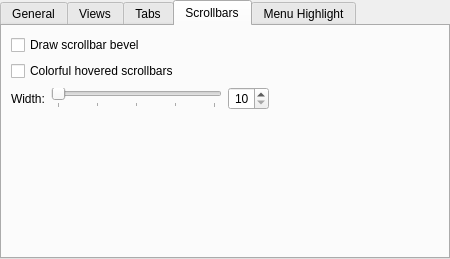
The window that kstyles/oxygen/config/ui/oxygenstyleconfig.ui (mgottschlag/kwin-tiling) describes before a commit, drawn with Qt 5.
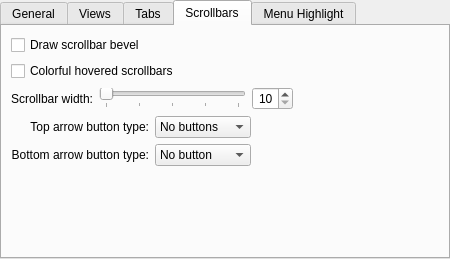
The same window after the commit. The open tabs and pages were chosen to show the change. Custom widgets are drawn as their Qt base class.

Commit message: Added configuration of scrollbar arrows to oxygen-settings.

```diff
--- a/kstyles/oxygen/config/ui/oxygenstyleconfig.ui
+++ b/kstyles/oxygen/config/ui/oxygenstyleconfig.ui
@@ -336,18 +336,37 @@
       <attribute name="title">
        <string>Scrollbars</string>
       </attribute>
-      <layout class="QGridLayout" name="gridLayout_4">
-       <item row="3" column="0">
+      <layout class="QVBoxLayout" name="verticalLayout_2">
+       <item>
+        <widget class="QCheckBox" name="_scrollBarBevel">
+         <property name="text">
+          <string>Draw scrollbar bevel</string>
+         </property>
+        </widget>
+       </item>
+       <item>
+        <widget class="QCheckBox" name="_scrollBarColored">
+         <property name="text">
+          <string>Colorful hovered scrollbars</string>
+         </property>
+        </widget>
+       </item>
+       <item>
+        <layout class="QHBoxLayout" name="horizontalLayout_3">
+         <item>
         <widget class="QLabel" name="label">
          <property name="text">
-          <string>Width:</string>
+            <string>Scrollbar width:</string>
+           </property>
+           <property name="alignment">
+            <set>Qt::AlignRight|Qt::AlignTrailing|Qt::AlignVCenter</set>
          </property>
          <property name="buddy">
           <cstring>_scrollBarWidthSlider</cstring>
          </property>
         </widget>
        </item>
-       <item row="3" column="1">
+         <item>
         <widget class="QSlider" name="_scrollBarWidthSlider">
          <property name="minimum">
           <number>10</number>
@@ -369,7 +388,7 @@
          </property>
         </widget>
        </item>
-       <item row="3" column="2">
+         <item>
         <widget class="KIntSpinBox" name="_scrollBarWidth">
          <property name="alignment">
           <set>Qt::AlignRight|Qt::AlignTrailing|Qt::AlignVCenter</set>
@@ -382,7 +401,97 @@
          </property>
         </widget>
        </item>
-       <item row="4" column="1">
+         <item>
+          <spacer name="horizontalSpacer_2">
+           <property name="orientation">
+            <enum>Qt::Horizontal</enum>
+           </property>
+           <property name="sizeHint" stdset="0">
+            <size>
+             <width>40</width>
+             <height>20</height>
+            </size>
+           </property>
+          </spacer>
+         </item>
+        </layout>
+       </item>
+       <item>
+        <layout class="QGridLayout" name="gridLayout_4">
+         <item row="0" column="0">
+          <widget class="QLabel" name="label_5">
+           <property name="text">
+            <string>Top arrow button type:</string>
+           </property>
+           <property name="alignment">
+            <set>Qt::AlignRight|Qt::AlignTrailing|Qt::AlignVCenter</set>
+           </property>
+          </widget>
+         </item>
+         <item row="1" column="0">
+          <widget class="QLabel" name="label_6">
+           <property name="text">
+            <string>Bottom arrow button type:</string>
+           </property>
+           <property name="alignment">
+            <set>Qt::AlignRight|Qt::AlignTrailing|Qt::AlignVCenter</set>
+           </property>
+          </widget>
+         </item>
+         <item row="0" column="1">
+          <widget class="KComboBox" name="_scrollBarSubLineButtons">
+           <item>
+            <property name="text">
+             <string>No buttons</string>
+            </property>
+           </item>
+           <item>
+            <property name="text">
+             <string>One button</string>
+            </property>
+           </item>
+           <item>
+            <property name="text">
+             <string>Two buttons</string>
+            </property>
+           </item>
+          </widget>
+         </item>
+         <item row="0" column="2">
+          <spacer name="horizontalSpacer">
+           <property name="orientation">
+            <enum>Qt::Horizontal</enum>
+           </property>
+           <property name="sizeHint" stdset="0">
+            <size>
+             <width>40</width>
+             <height>20</height>
+            </size>
+           </property>
+          </spacer>
+         </item>
+         <item row="1" column="1">
+          <widget class="KComboBox" name="_scrollBarAddLineButtons">
+           <item>
+            <property name="text">
+             <string>No button</string>
+            </property>
+           </item>
+           <item>
+            <property name="text">
+             <string>One button</string>
+            </property>
+           </item>
+           <item>
+            <property name="text">
+             <string>Two buttons</string>
+            </property>
+           </item>
+          </widget>
+         </item>
+        </layout>
+       </item>
+       <item>
         <spacer name="verticalSpacer">
          <property name="orientation">
           <enum>Qt::Vertical</enum>
@@ -395,33 +504,6 @@
          </property>
         </spacer>
        </item>
-       <item row="1" column="0" colspan="3">
-        <widget class="QCheckBox" name="_scrollBarBevel">
-         <property name="text">
-          <string>Draw scrollbar bevel</string>
-         </property>
-        </widget>
-       </item>
-       <item row="2" column="0" colspan="3">
-        <widget class="QCheckBox" name="_scrollBarColored">
-         <property name="text">
-          <string>Colorful hovered scrollbars</string>
-         </property>
-        </widget>
-       </item>
-       <item row="3" column="3">
-        <spacer name="horizontalSpacer_2">
-         <property name="orientation">
-          <enum>Qt::Horizontal</enum>
-         </property>
-         <property name="sizeHint" stdset="0">
-          <size>
-           <width>40</width>
-           <height>20</height>
-          </size>
-         </property>
-        </spacer>
-       </item>
       </layout>
      </widget>
      <widget class="QWidget" name="tab_5">
```
Lines whose indentation alone changed are shown as unchanged. The commit also changes 1 other file.
